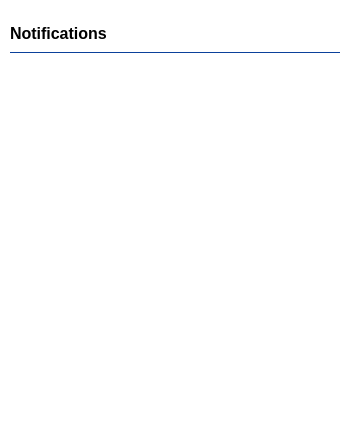
Scille/parsec-cloud, file parsec/core/gui/forms/notification_center_widget.ui: the form before one commit.
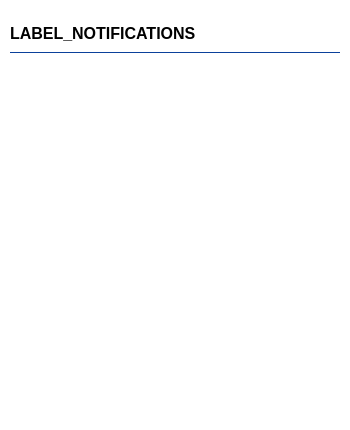
The form after the commit. Icons and pictures are not drawn.

The edit to the form file:
```diff
--- a/parsec/core/gui/forms/notification_center_widget.ui
+++ b/parsec/core/gui/forms/notification_center_widget.ui
@@ -148,7 +148,7 @@
         </font>
        </property>
        <property name="text">
-        <string>Notifications</string>
+        <string>LABEL_NOTIFICATIONS</string>
        </property>
       </widget>
      </item>
```
